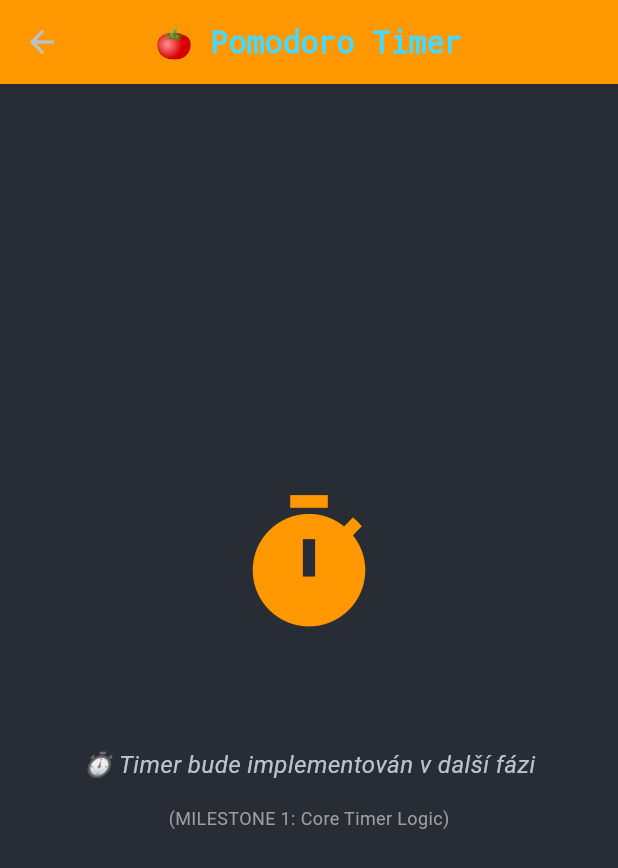
After one commit to mastnacek/laidak, a Flutter app: the PomodoroPage screen opened directly, on a phone screen of 412 x 824 dp. The commit adds this screen. Shown: the top 868 px of the screen. Run offline on Flutter 3.47's test engine with Material 3 defaults, Android fonts, the phone set to English and light mode, and no system bars; our stand-ins replace emoji_picker_flutter, equatable, flutter_bloc, flutter_colorpicker, just_audio, logger and 3 more; accounts and stored records are empty.

Commit message:
✨ feat: Pomodoro navigace - přidán 🍅 button do TODO Card + Quick Start Dialog
- Vytvořena základní PomodoroPage (placeholder UI)
- Přidán Pomodoro button (🍅) pod Sparkles button v TODO Card
- Implementován Quick Start Dialog s výběrem délky (15/25/30/45/60 min)
- Navigace: TODO Card 🍅 → Dialog → PomodoroPage
- Build úspěšný ✅

FÁZE: Základní navigace (bez BLoC timeru)

```diff
--- /dev/null
+++ b/lib/features/pomodoro/presentation/pages/pomodoro_page.dart
@@ -0,0 +1,61 @@
+import 'package:flutter/material.dart';
+
+/// Pomodoro Timer Page
+///
+/// Hlavní stránka pro Pomodoro timer.
+/// FÁZE 1: Základní scaffold (bez BLoC)
+class PomodoroPage extends StatelessWidget {
+  final int? taskId;
+  final Duration? initialDuration;
+
+  const PomodoroPage({
+    super.key,
+    this.taskId,
+    this.initialDuration,
+  });
+
+  @override
+  Widget build(BuildContext context) {
+    return Scaffold(
+      appBar: AppBar(
+        title: const Text('🍅 Pomodoro Timer'),
+        backgroundColor: Colors.orange,
+      ),
+      body: Center(
+        child: Column(
+          mainAxisAlignment: MainAxisAlignment.center,
+          children: [
+            // Placeholder - zatím jenom basic UI
+            const Icon(
+              Icons.timer,
+              size: 100,
+              color: Colors.orange,
+            ),
+            const SizedBox(height: 24),
+            if (taskId != null)
+              Text(
+                'Úkol ID: $taskId',
+                style: const TextStyle(fontSize: 20, fontWeight: FontWeight.bold),
+              ),
+            const SizedBox(height: 16),
+            if (initialDuration != null)
+              Text(
+                'Délka: ${initialDuration!.inMinutes} minut',
+                style: const TextStyle(fontSize: 16, color: Colors.grey),
+              ),
+            const SizedBox(height: 32),
+            const Text(
+              '⏱️ Timer bude implementován v další fázi',
+              style: TextStyle(fontSize: 16, fontStyle: FontStyle.italic),
+            ),
+            const SizedBox(height: 16),
+            const Text(
+              '(MILESTONE 1: Core Timer Logic)',
+              style: TextStyle(fontSize: 12, color: Colors.grey),
+            ),
+          ],
+        ),
+      ),
+    );
+  }
+}
```
Also changed, not shown: lib/features/todo_list/presentation/widgets/todo_card.dart (+170 -2 lines).
